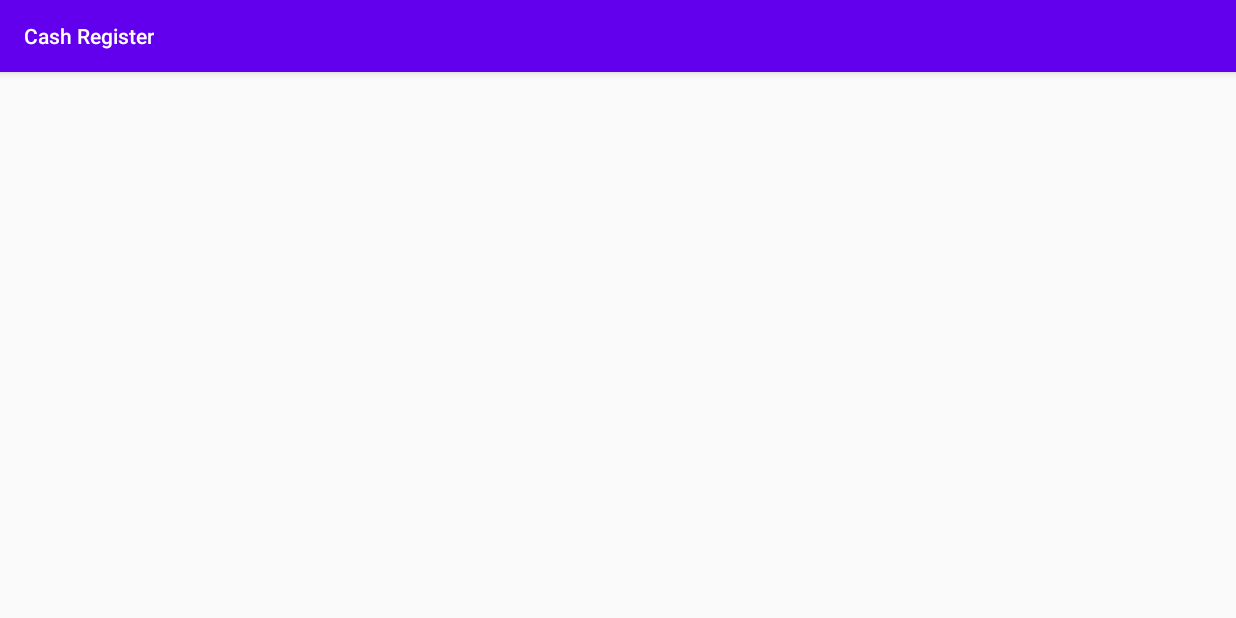
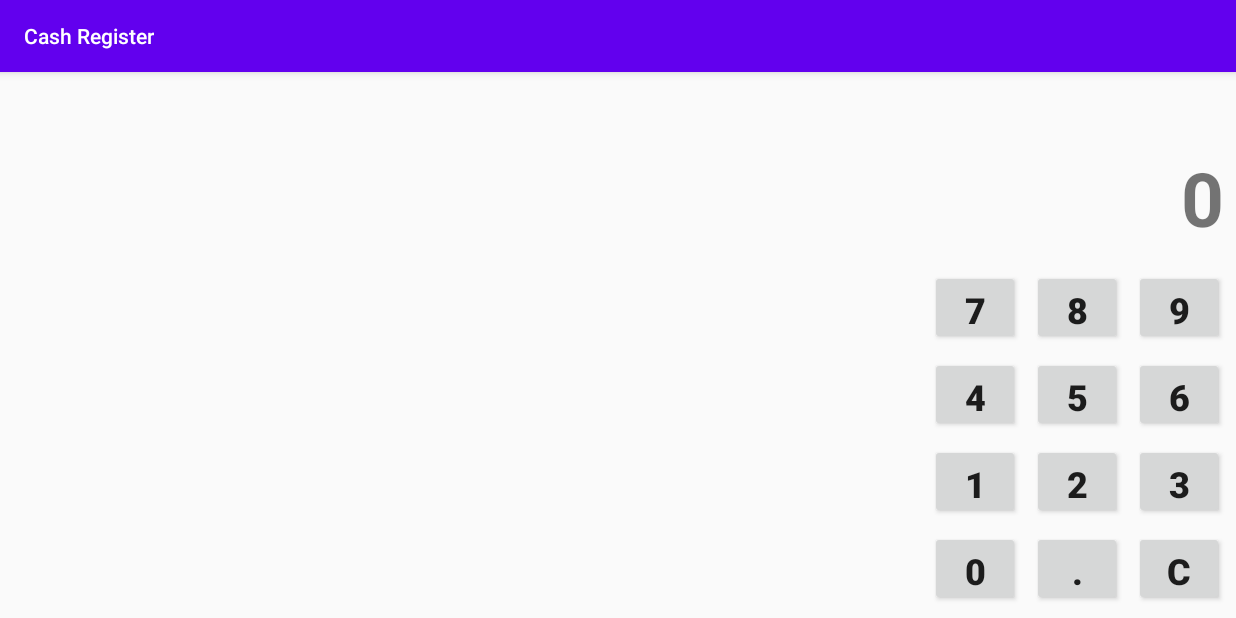
Before and after one commit to simone-di-paolo/cash-register-android, an Android app: the screen it shows after launch (MainActivity), on a phone screen of 824 x 412 dp (held sideways). Run offline under Robolectric (Android 15) with nearby library versions, the phone set to English and light mode, and no system bars.

Commit message:
Feature - Calculator Fragment has been created. Numbers added, textfield for total added.

```diff
--- a/app/src/main/java/com/dev/simonedipaolo/cashregister/MainActivity.java
+++ b/app/src/main/java/com/dev/simonedipaolo/cashregister/MainActivity.java
@@ -1,8 +1,12 @@
 package com.dev.simonedipaolo.cashregister;
 
 import androidx.appcompat.app.AppCompatActivity;
+import androidx.fragment.app.FragmentManager;
+import androidx.fragment.app.FragmentTransaction;
 
 import android.os.Bundle;
+
+import com.dev.simonedipaolo.cashregister.fragments.CashRegisterFragment;
 
 public class MainActivity extends AppCompatActivity {
 
@@ -10,5 +14,11 @@ public class MainActivity extends AppCompatActivity {
     protected void onCreate(Bundle savedInstanceState) {
         super.onCreate(savedInstanceState);
         setContentView(R.layout.activity_main);
+
+        FragmentManager fragmentManager = getSupportFragmentManager();
+        FragmentTransaction fragmentTransaction = fragmentManager.beginTransaction()
+                .add(R.id.fragmentPlaceholder, new CashRegisterFragment());
+        fragmentTransaction.commit();
     }
+
 }
--- /dev/null
+++ b/app/src/main/java/com/dev/simonedipaolo/cashregister/fragments/CashRegisterFragment.java
@@ -0,0 +1,30 @@
+package com.dev.simonedipaolo.cashregister.fragments;
+
+import android.os.Bundle;
+import android.view.LayoutInflater;
+import android.view.View;
+import android.view.ViewGroup;
+
+import androidx.annotation.NonNull;
+import androidx.annotation.Nullable;
+import androidx.fragment.app.Fragment;
+
+import com.dev.simonedipaolo.cashregister.R;
+
+/**
+ * Created by Simone Di Paolo on 28/07/2022.
+ */
+public class CashRegisterFragment extends Fragment {
+
+    public CashRegisterFragment() {
+        // empty
+    }
+
+    @Nullable
+    @Override
+    public View onCreateView(@NonNull LayoutInflater inflater, @Nullable ViewGroup container, @Nullable Bundle savedInstanceState) {
+        View v = inflater.inflate(R.layout.fragment_cash_register, container, false);
+
+        return v;
+    }
+}
--- a/app/src/main/res/layout/activity_main.xml
+++ b/app/src/main/res/layout/activity_main.xml
@@ -4,4 +4,11 @@
     xmlns:tools="http://schemas.android.com/tools"
     android:layout_width="match_parent"
     android:layout_height="match_parent"
-    tools:context=".MainActivity"/>
+    tools:context=".MainActivity">
+
+    <FrameLayout
+        android:id="@+id/fragmentPlaceholder"
+        android:layout_width="match_parent"
+        android:layout_height="match_parent"/>
+
+</androidx.constraintlayout.widget.ConstraintLayout>
--- /dev/null
+++ b/app/src/main/res/layout/fragment_cash_register.xml
@@ -0,0 +1,202 @@
+<?xml version="1.0" encoding="utf-8"?>
+<androidx.constraintlayout.widget.ConstraintLayout xmlns:android="http://schemas.android.com/apk/res/android"
+    xmlns:app="http://schemas.android.com/apk/res-auto"
+    xmlns:tools="http://schemas.android.com/tools"
+    android:layout_width="match_parent"
+    android:layout_height="match_parent">
+
+    <Button
+        android:id="@+id/calculator_button9"
+        android:layout_width="60dp"
+        android:layout_height="50dp"
+        android:layout_marginEnd="8dp"
+        android:layout_marginBottom="8dp"
+        android:text="@string/number_nine"
+        android:textSize="24sp"
+        android:textStyle="bold"
+        app:layout_constraintBottom_toTopOf="@+id/calculator_button6"
+        app:layout_constraintEnd_toEndOf="parent"
+        app:layout_constraintHorizontal_bias="1.0"
+        app:layout_constraintStart_toStartOf="parent"
+        app:layout_constraintTop_toTopOf="parent"
+        app:layout_constraintVertical_bias="1.0" />
+
+    <Button
+        android:id="@+id/calculator_button8"
+        android:layout_width="60dp"
+        android:layout_height="50dp"
+        android:layout_marginEnd="8dp"
+        android:layout_marginBottom="8dp"
+        android:text="@string/number_eight"
+        android:textSize="24sp"
+        android:textStyle="bold"
+        app:layout_constraintBottom_toTopOf="@+id/calculator_button5"
+        app:layout_constraintEnd_toStartOf="@+id/calculator_button9" />
+
+    <Button
+        android:id="@+id/calculator_button7"
+        android:layout_width="60dp"
+        android:layout_height="50dp"
+        android:layout_marginEnd="8dp"
+        android:layout_marginBottom="8dp"
+        android:text="@string/number_seven"
+        android:textSize="24sp"
+        android:textStyle="bold"
+        app:layout_constraintBottom_toTopOf="@+id/calculator_button4"
+        app:layout_constraintEnd_toStartOf="@+id/calculator_button8"
+        app:layout_constraintHorizontal_bias="1.0"
+        app:layout_constraintStart_toStartOf="parent"
+        app:layout_constraintTop_toTopOf="parent"
+        app:layout_constraintVertical_bias="1.0" />
+
+    <Button
+        android:id="@+id/calculator_button6"
+        android:layout_width="60dp"
+        android:layout_height="50dp"
+        android:layout_marginEnd="8dp"
+        android:layout_marginBottom="8dp"
+        android:text="@string/number_six"
+        android:textSize="24sp"
+        android:textStyle="bold"
+        app:layout_constraintBottom_toTopOf="@+id/calculator_button3"
+        app:layout_constraintEnd_toEndOf="parent"
+        app:layout_constraintHorizontal_bias="1.0"
+        app:layout_constraintStart_toStartOf="parent"
+        app:layout_constraintTop_toTopOf="parent"
+        app:layout_constraintVertical_bias="1.0" />
+
+    <Button
+        android:id="@+id/calculator_button5"
+        android:layout_width="60dp"
+        android:layout_height="50dp"
+        android:layout_marginEnd="8dp"
+        android:layout_marginBottom="8dp"
+        android:text="@string/number_five"
+        android:textSize="24sp"
+        android:textStyle="bold"
+        app:layout_constraintBottom_toTopOf="@+id/calculator_button2"
+        app:layout_constraintEnd_toStartOf="@+id/calculator_button6" />
+
+    <Button
+        android:id="@+id/calculator_button4"
+        android:layout_width="60dp"
+        android:layout_height="50dp"
+        android:layout_marginEnd="8dp"
+        android:layout_marginBottom="8dp"
+        android:text="@string/number_four"
+        android:textSize="24sp"
+        android:textStyle="bold"
+        app:layout_constraintBottom_toTopOf="@+id/calculator_button1"
+        app:layout_constraintEnd_toStartOf="@+id/calculator_button5"
+        app:layout_constraintHorizontal_bias="1.0"
+        app:layout_constraintStart_toStartOf="parent"
+        app:layout_constraintTop_toTopOf="parent"
+        app:layout_constraintVertical_bias="1.0" />
+
+    <Button
+        android:id="@+id/calculator_button3"
+        android:layout_width="60dp"
+        android:layout_height="50dp"
+        android:layout_marginEnd="8dp"
+        android:layout_marginBottom="8dp"
+        android:text="@string/number_three"
+        android:textSize="24sp"
+        android:textStyle="bold"
+        app:layout_constraintBottom_toTopOf="@+id/clearButton"
+        app:layout_constraintEnd_toEndOf="parent"
+        app:layout_constraintHorizontal_bias="1.0"
+        app:layout_constraintStart_toStartOf="parent"
+        app:layout_constraintTop_toTopOf="parent"
+        app:layout_constraintVertical_bias="1.0" />
+
+    <Button
+        android:id="@+id/calculator_button2"
+        android:layout_width="60dp"
+        android:layout_height="50dp"
+        android:layout_marginEnd="8dp"
+        android:layout_marginBottom="8dp"
+        android:text="@string/number_two"
+        android:textSize="24sp"
+        android:textStyle="bold"
+        app:layout_constraintBottom_toTopOf="@+id/commaButton"
+        app:layout_constraintEnd_toStartOf="@+id/calculator_button3" />
+
+    <Button
+        android:id="@+id/calculator_button1"
+        android:layout_width="60dp"
+        android:layout_height="50dp"
+        android:layout_marginEnd="8dp"
+        android:layout_marginBottom="8dp"
+        android:text="@string/number_one"
+        android:textSize="24sp"
+        android:textStyle="bold"
+        app:layout_constraintBottom_toTopOf="@+id/calculator_button0"
+        app:layout_constraintEnd_toStartOf="@+id/calculator_button2"
+        app:layout_constraintHorizontal_bias="1.0"
+        app:layout_constraintStart_toStartOf="parent"
+        app:layout_constraintTop_toTopOf="parent"
+        app:layout_constraintVertical_bias="1.0" />
+
+    <Button
+        android:id="@+id/calculator_button0"
+        android:layout_width="60dp"
+        android:layout_height="50dp"
+        android:layout_marginEnd="8dp"
+        android:layout_marginBottom="8dp"
+        android:text="@string/number_zero"
+        android:textSize="24sp"
+        android:textStyle="bold"
+        app:layout_constraintBottom_toBottomOf="parent"
+        app:layout_constraintEnd_toStartOf="@+id/commaButton"
+        app:layout_constraintHorizontal_bias="1.0"
+        app:layout_constraintStart_toStartOf="parent"
+        app:layout_constraintTop_toTopOf="parent"
+        app:layout_constraintVertical_bias="1.0" />
+
+    <Button
+        android:id="@+id/commaButton"
+        android:layout_width="60dp"
+        android:layout_height="50dp"
+        android:layout_marginEnd="8dp"
+        android:layout_marginBottom="8dp"
+        android:text="@string/button_comma"
+        android:textSize="24sp"
+        android:textStyle="bold"
+        app:layout_constraintBottom_toBottomOf="parent"
+        app:layout_constraintEnd_toStartOf="@+id/clearButton" />
+
+    <Button
+        android:id="@+id/clearButton"
+        android:layout_width="60dp"
+        android:layout_height="50dp"
+        android:layout_marginEnd="8dp"
+        android:layout_marginBottom="8dp"
+        android:text="@string/button_canc"
+        android:textSize="24sp"
+        android:textStyle="bold"
+        app:layout_constraintBottom_toBottomOf="parent"
+        app:layout_constraintEnd_toEndOf="parent"
+        app:layout_constraintHorizontal_bias="1.0"
+        app:layout_constraintStart_toStartOf="parent"
+        app:layout_constraintTop_toTopOf="parent"
+        app:layout_constraintVertical_bias="1.0" />
+
+    <TextView
+        android:id="@+id/calculatorTextField"
+        android:layout_width="0dp"
+        android:layout_height="80dp"
+        android:layout_marginTop="8dp"
+        android:layout_marginEnd="8dp"
+        android:layout_marginBottom="8dp"
+        android:gravity="center_vertical"
+        android:text="@string/default_calc_value"
+        android:textAlignment="textEnd"
+        android:textSize="50sp"
+        android:textStyle="bold"
+        app:layout_constraintBottom_toTopOf="@+id/calculator_button8"
+        app:layout_constraintEnd_toEndOf="parent"
+        app:layout_constraintHorizontal_bias="0.0"
+        app:layout_constraintStart_toStartOf="@+id/calculator_button7"
+        app:layout_constraintTop_toTopOf="parent"
+        app:layout_constraintVertical_bias="1.0" />
+</androidx.constraintlayout.widget.ConstraintLayout>
--- a/app/src/main/res/values/strings.xml
+++ b/app/src/main/res/values/strings.xml
@@ -1,3 +1,20 @@
 <resources>
     <string name="app_name">Cash Register</string>
+
+    // ----- CALCULATOR STRINGS -----
+    <string name="number_one">1</string>
+    <string name="number_two">2</string>
+    <string name="number_three">3</string>
+    <string name="number_four">4</string>
+    <string name="number_five">5</string>
+    <string name="number_six">6</string>
+    <string name="number_seven">7</string>
+    <string name="number_eight">8</string>
+    <string name="number_nine">9</string>
+    <string name="number_zero">0</string>
+    <string name="button_comma">.</string>
+    <string name="button_canc">C</string>
+    <string name="default_calc_value">0</string>
+
+
 </resources>
```
